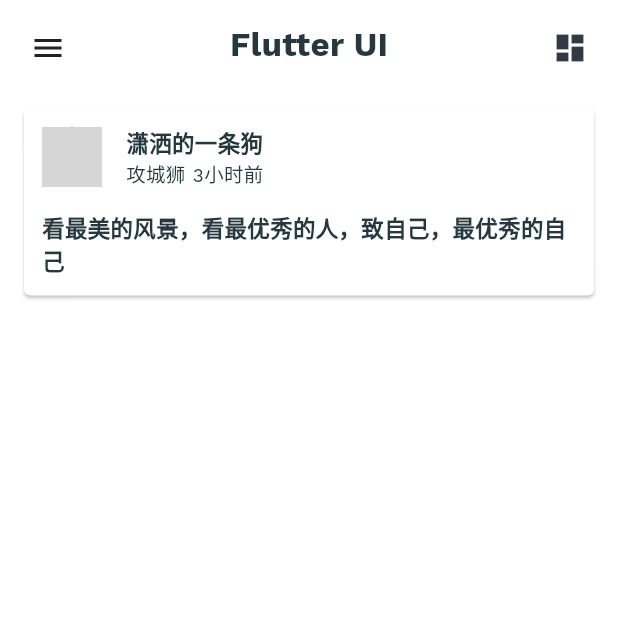
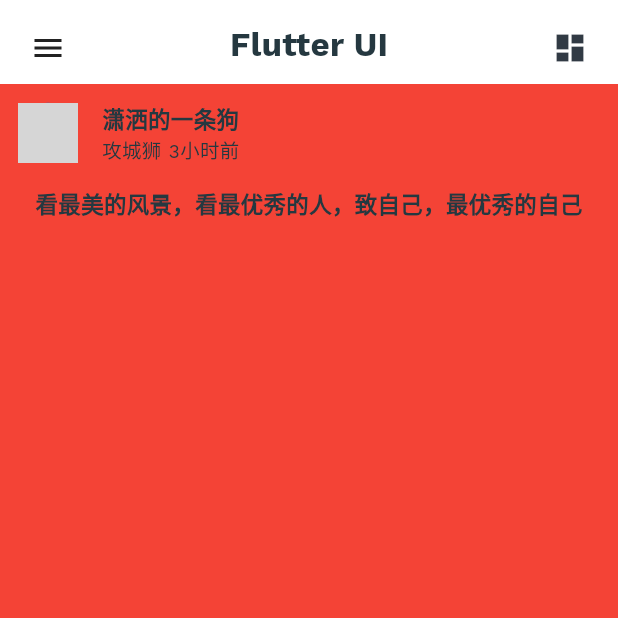
Before and after one commit to silianpan/lavie, a Flutter app: the screen it shows after launch, on a phone screen of 412 x 824 dp, the top half of it. Run offline on Flutter 3.47's test engine with Material 2 defaults, Android fonts, the phone set to English and light mode, and no system bars; our stand-ins replace font_awesome_flutter, smooth_star_rating; network calls fail; grey boxes are pictures that could not be loaded.

Commit message:
Learn Layout

```diff
--- a/lib/widgets/idea_card.dart
+++ b/lib/widgets/idea_card.dart
@@ -4,11 +4,9 @@ class IdeaCard extends StatelessWidget {
   @override
   Widget build(BuildContext context) {
     return Container(
-      alignment: Alignment.topLeft,
-      child: Card(
-          margin: EdgeInsets.all(16.0),
-          child: Padding(
+      alignment: Alignment.topCenter,
       padding: EdgeInsets.all(12.0),
+      color: Colors.red,
       child: Column(
         mainAxisSize: MainAxisSize.min,
         children: <Widget>[
@@ -35,8 +33,7 @@ class IdeaCard extends StatelessWidget {
                         Text(
                           '潇洒的一条狗',
                           style: TextStyle(
-                                    fontWeight: FontWeight.bold,
-                                    fontSize: 15.0),
+                              fontWeight: FontWeight.bold, fontSize: 15.0),
                         ),
                         Text(
                           '攻城狮 3小时前',
@@ -54,14 +51,26 @@ class IdeaCard extends StatelessWidget {
             child: Wrap(children: <Widget>[
               Text(
                 '看最美的风景，看最优秀的人，致自己，最优秀的自己',
-                      style: TextStyle(
-                          fontWeight: FontWeight.bold, fontSize: 15.0),
+                style: TextStyle(fontWeight: FontWeight.bold, fontSize: 15.0),
               ),
             ]),
           ),
+          // GridView(
+          //   gridDelegate: SliverGridDelegateWithFixedCrossAxisCount(
+          //       crossAxisCount: 3, //横轴三个子widget
+          //       childAspectRatio: 1.0 //宽高比为1时，子widget
+          //       ),
+          //   children: <Widget>[
+          //     Icon(Icons.ac_unit),
+          //     Icon(Icons.airport_shuttle),
+          //     Icon(Icons.all_inclusive),
+          //     Icon(Icons.beach_access),
+          //     Icon(Icons.cake),
+          //     Icon(Icons.free_breakfast)
+          //   ],
+          // ),
         ],
       ),
-          )),
     );
   }
 }
```
Lines whose indentation alone changed are shown as unchanged.
